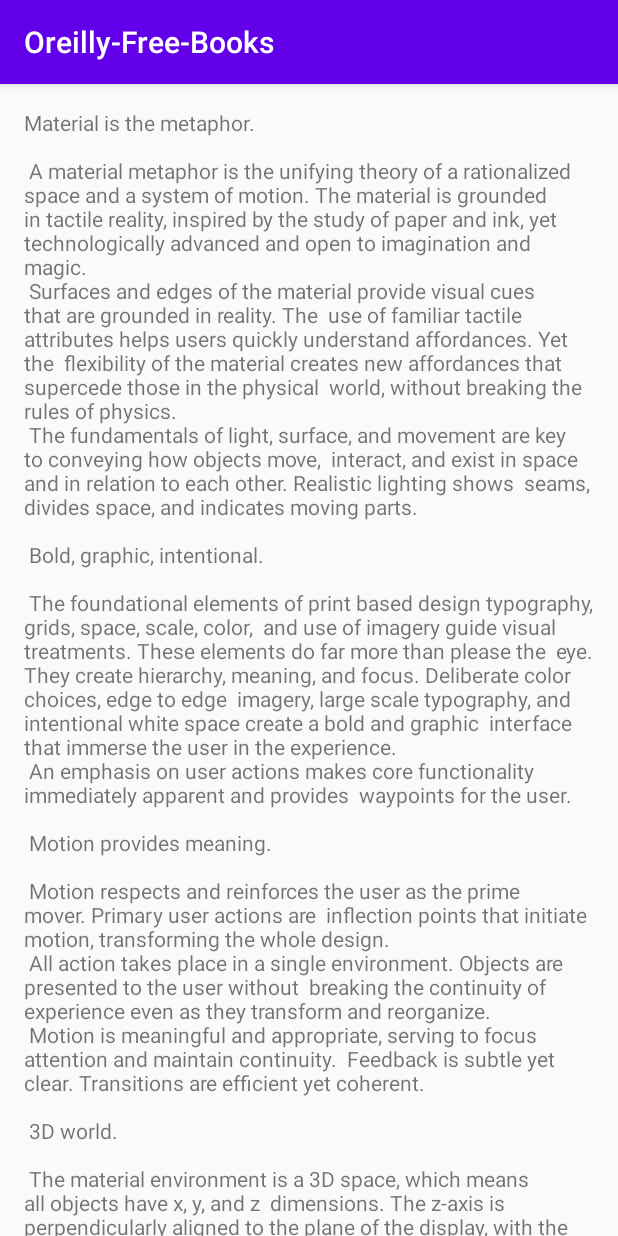
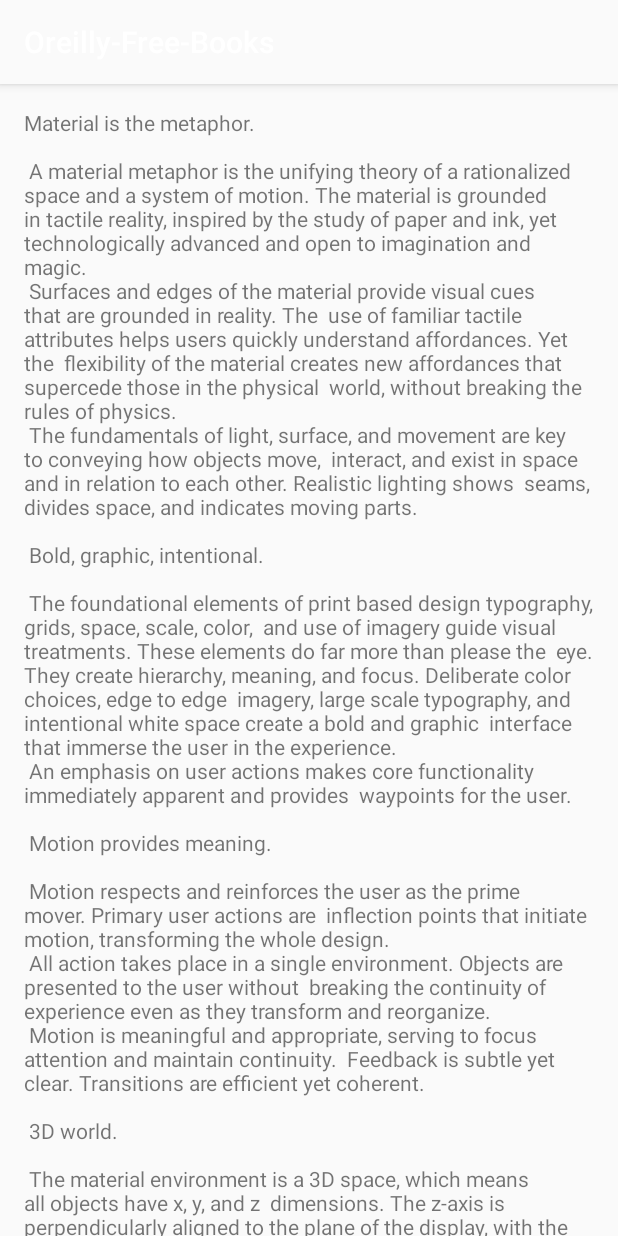
Before and after one commit to erikjhordan-rey/oreilly-books-android, an Android app: the screen it shows after launch (OreillyActivity), on a phone screen of 412 x 824 dp. Run offline under Robolectric (Android 15) with nearby library versions, the phone set to English and light mode, and no system bars; our stand-ins replace ButterKnife, Dagger/Hilt's generated code.

Commit message:
changed base colors

```diff
--- a/app/src/main/res/values/colors.xml
+++ b/app/src/main/res/values/colors.xml
@@ -1,6 +1,6 @@
 <?xml version="1.0" encoding="utf-8"?>
 <resources>
-    <color name="colorPrimary">#6200EA</color>
-    <color name="colorPrimaryDark">#4527A0</color>
-    <color name="colorAccent">#FF4081</color>
+  <color name="colorPrimary">#FAFAFA</color>
+  <color name="colorPrimaryDark">#EEEEEE</color>
+  <color name="colorAccent">#44DE96</color>
 </resources>
```
